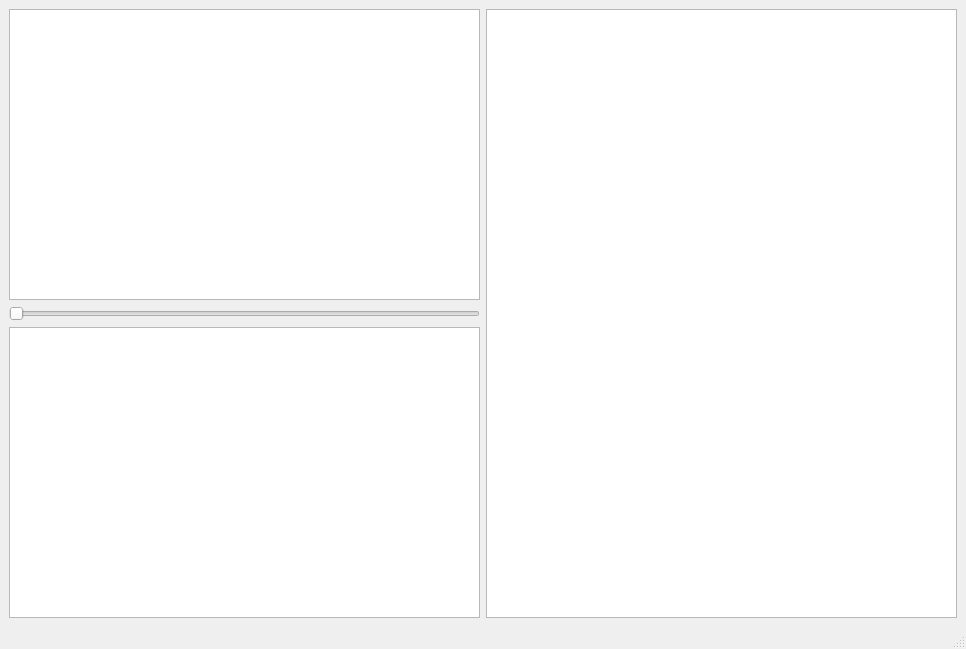
Qt form recipeBook/recipepage.ui (s1m0nWasTaken/recipeBook) before a commit.
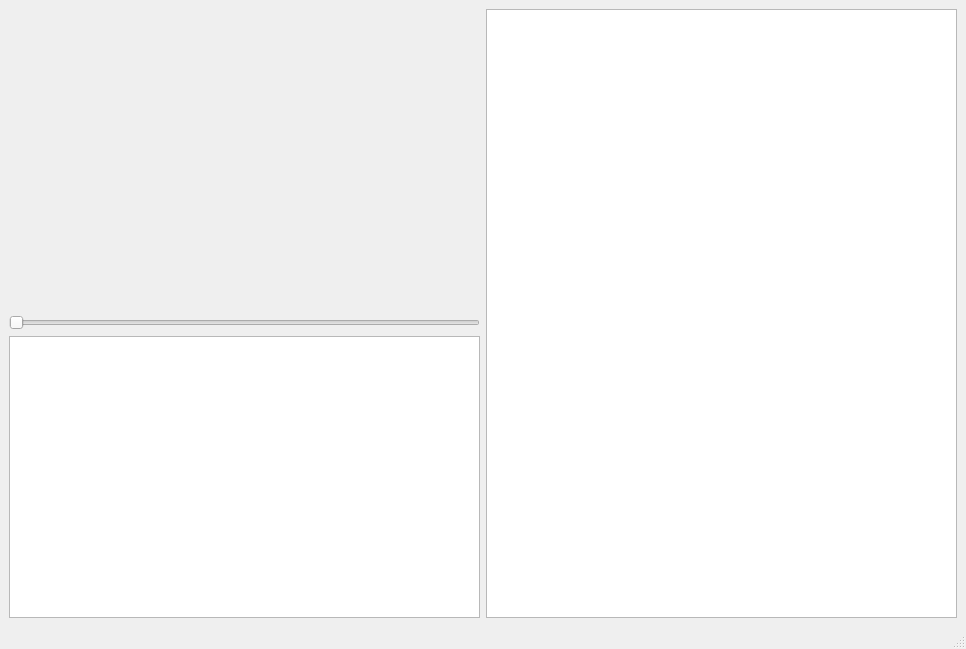
The same form after that commit.

```diff
--- a/recipeBook/recipepage.ui
+++ b/recipeBook/recipepage.ui
@@ -21,7 +21,23 @@
     <item row="0" column="0">
      <layout class="QVBoxLayout" name="verticalLayout">
       <item>
-       <widget class="QGraphicsView" name="graphicsView"/>
+       <widget class="QLabel" name="label">
+        <property name="minimumSize">
+         <size>
+          <width>300</width>
+          <height>300</height>
+         </size>
+        </property>
+        <property name="maximumSize">
+         <size>
+          <width>500</width>
+          <height>500</height>
+         </size>
+        </property>
+        <property name="text">
+         <string/>
+        </property>
+       </widget>
       </item>
       <item>
        <widget class="QSlider" name="horizontalSlider">
```
Left out of the diff: 2 changed lines with no effect on the pictures.
